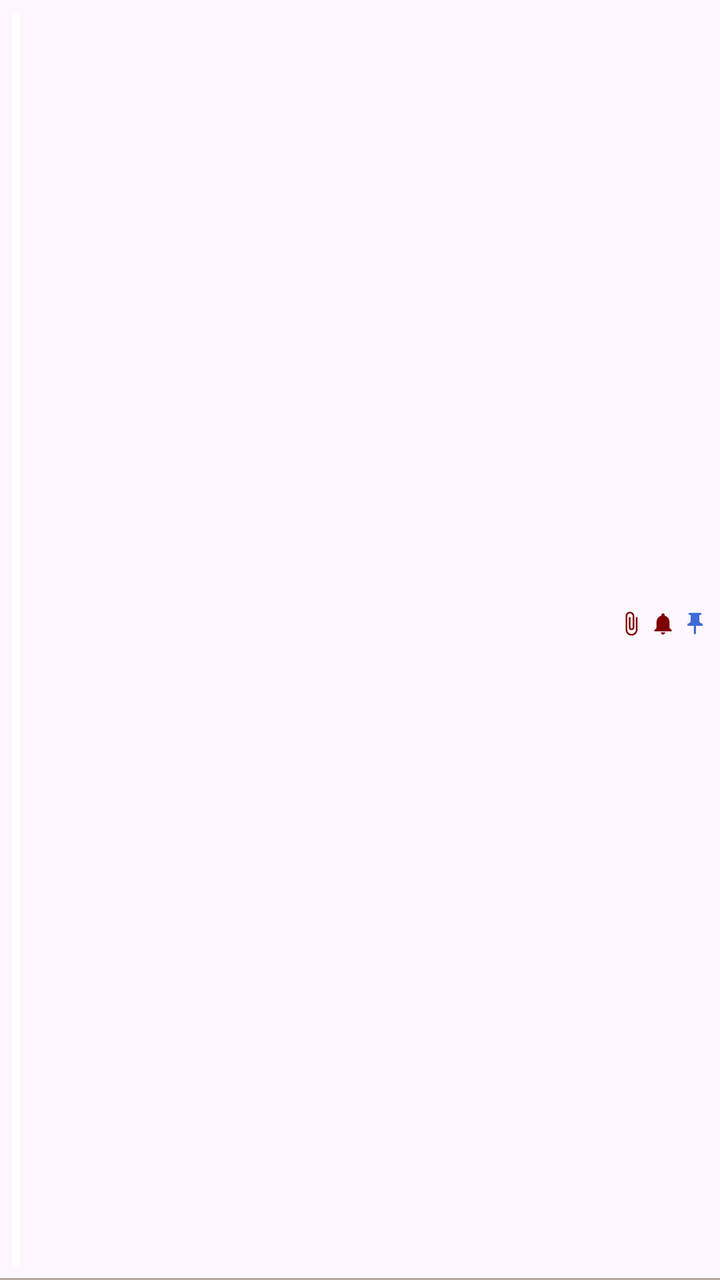
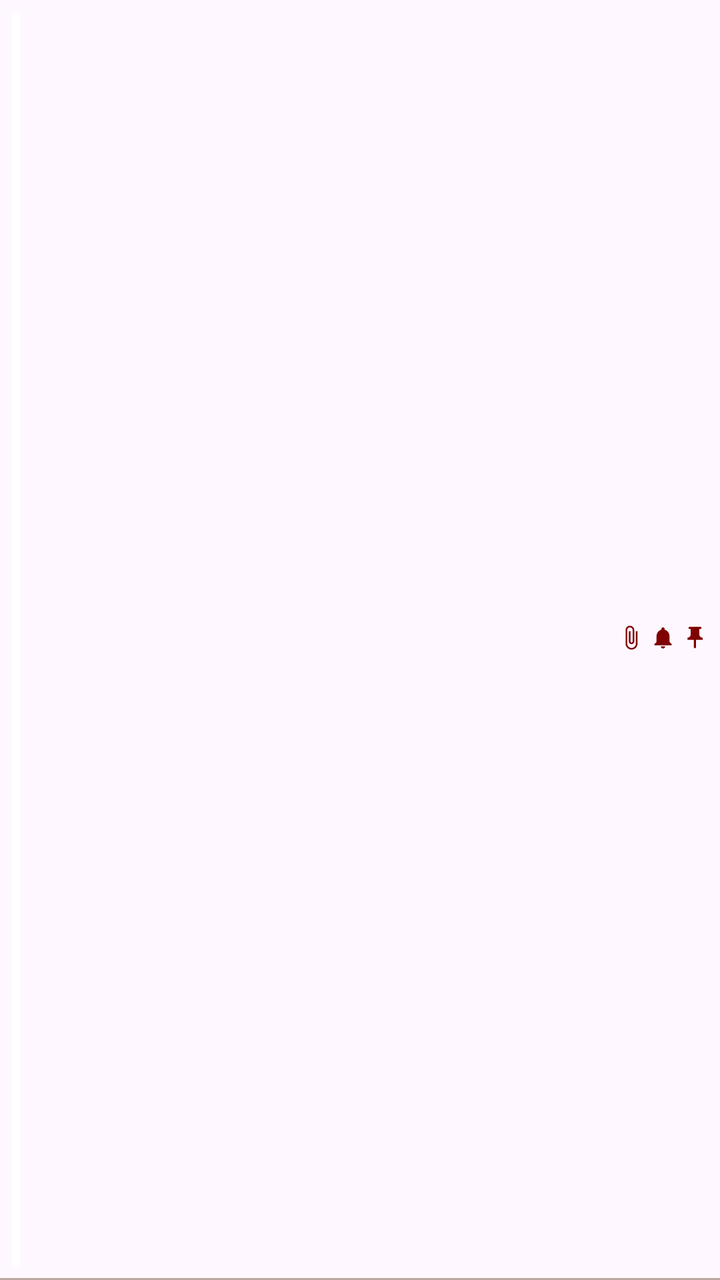

An Android layout rendered at two revisions. The XML below is the earlier revision; the diff shows what the commit changed to produce the second picture.
<!-- AndroidManifest.xml: application theme Theme.JoshNotes -->
<!-- res/layout/widget_item_os.xml -->
<?xml version="1.0" encoding="utf-8"?>
<LinearLayout xmlns:android="http://schemas.android.com/apk/res/android"
    android:id="@+id/widget_item"
    android:layout_width="match_parent"
    android:layout_height="wrap_content"
    android:background="@drawable/os_chat_row"
    android:gravity="center_vertical"
    android:orientation="horizontal"
    android:padding="6dp">
    <ImageView
        android:id="@+id/widget_item_color"
        android:layout_width="4dp"
        android:layout_height="match_parent"
        android:layout_marginEnd="5dp"
        android:importantForAccessibility="no"
        android:scaleType="fitXY"
        android:src="@drawable/widget_strip" />
    <LinearLayout
        android:layout_width="0dp"
        android:layout_height="wrap_content"
        android:layout_weight="1"
        android:orientation="vertical">
        <LinearLayout
            android:layout_width="match_parent"
            android:layout_height="wrap_content"
            android:gravity="center_vertical"
            android:orientation="horizontal">
            <TextView
                android:id="@+id/widget_item_title"
                android:layout_width="0dp"
                android:layout_height="wrap_content"
                android:layout_weight="1"
                android:ellipsize="end"
                android:fontFamily="sans-serif-condensed"
                android:maxLines="1"
                android:textColor="@color/os_ink"
                android:textSize="14sp"
                android:textStyle="bold" />
            <ImageView android:id="@+id/widget_item_clip" android:layout_width="13dp" android:layout_height="13dp" android:layout_marginStart="3dp"
                android:importantForAccessibility="no" android:src="@drawable/ic_attach_widget_os" />
            <ImageView android:id="@+id/widget_item_bell" android:layout_width="13dp" android:layout_height="13dp" android:layout_marginStart="3dp"
                android:importantForAccessibility="no" android:src="@drawable/ic_bell_widget_os" />
            <ImageView android:id="@+id/widget_item_pin" android:layout_width="13dp" android:layout_height="13dp" android:layout_marginStart="3dp"
                android:importantForAccessibility="no" android:src="@drawable/ic_pin_small" />
        </LinearLayout>
        <TextView
            android:id="@+id/widget_item_body"
            android:layout_width="match_parent"
            android:layout_height="wrap_content"
            android:ellipsize="end"
            android:fontFamily="sans-serif-condensed"
            android:maxLines="2"
            android:textColor="@color/os_chat_blue"
            android:textSize="12sp" />
    </LinearLayout>
    <FrameLayout
        android:id="@+id/widget_item_hitsplat"
        android:layout_width="28dp"
        android:layout_height="28dp"
        android:layout_marginStart="4dp"
        android:background="@drawable/os_hitsplat"
        android:visibility="gone">
        <TextView
            android:id="@+id/widget_item_hitsplat_text"
            android:layout_width="match_parent"
            android:layout_height="match_parent"
            android:gravity="center"
            android:shadowColor="#FF000000"
            android:shadowDx="1.5"
            android:shadowDy="1.5"
            android:shadowRadius="0.01"
            android:textColor="#FFFFFFFF"
            android:textSize="11sp"
            android:textStyle="bold" />
    </FrameLayout>
</LinearLayout>
<!-- resources referenced by this layout -->
<resources>
  <color name="os_chat_blue">#0000FF</color>
  <color name="os_ink">#000000</color>
  <!-- drawable ic_attach_widget_os (drawable) -->
  <vector xmlns:android="http://schemas.android.com/apk/res/android" android:width="24dp" android:height="24dp" android:viewportWidth="24" android:viewportHeight="24">
      <path android:fillColor="@color/os_chat_red" android:pathData="M16.5,6v11.5c0,2.21 -1.79,4 -4,4s-4,-1.79 -4,-4V5c0,-1.38 1.12,-2.5 2.5,-2.5s2.5,1.12 2.5,2.5v10.5c0,0.55 -0.45,1 -1,1s-1,-0.45 -1,-1V6H10v9.5c0,1.38 1.12,2.5 2.5,2.5s2.5,-1.12 2.5,-2.5V5c0,-2.21 -1.79,-4 -4,-4S7,2.79 7,5v12.5c0,3.04 2.46,5.5 5.5,5.5s5.5,-2.46 5.5,-5.5V6h-1.5z"/>
  </vector>
  <!-- drawable ic_bell_widget_os (drawable) -->
  <vector xmlns:android="http://schemas.android.com/apk/res/android" android:width="16dp" android:height="16dp" android:viewportWidth="24" android:viewportHeight="24">
      <path android:fillColor="@color/os_chat_red" android:pathData="M12,22c1.1,0 2,-0.9 2,-2h-4c0,1.1 0.89,2 2,2zM18,16v-5c0,-3.07 -1.64,-5.64 -4.5,-6.32V4c0,-0.83 -0.67,-1.5 -1.5,-1.5s-1.5,0.67 -1.5,1.5v0.68C7.63,5.36 6,7.92 6,11v5l-2,2v1h16v-1l-2,-2z"/>
  </vector>
  <!-- drawable ic_pin_small (drawable) -->
  <vector xmlns:android="http://schemas.android.com/apk/res/android" android:width="16dp" android:height="16dp" android:viewportWidth="24" android:viewportHeight="24">
      <path android:fillColor="@color/widget_accent" android:pathData="M16,9V4h1c0.55,0 1,-0.45 1,-1s-0.45,-1 -1,-1H7C6.45,2 6,2.45 6,3s0.45,1 1,1h1v5c0,1.66 -1.34,3 -3,3v2h5.97v7l1,1l1,-1v-7H19v-2C17.34,12 16,10.66 16,9z"/>
  </vector>
  <!-- drawable os_chat_row (drawable) -->
  <?xml version="1.0" encoding="utf-8"?>
  <selector xmlns:android="http://schemas.android.com/apk/res/android">
      <item android:state_pressed="true"><shape><solid android:color="#33000000" /></shape></item>
      <item><layer-list>
          <item><shape><solid android:color="#00000000" /></shape></item>
          <item android:gravity="bottom" android:height="1dp"><shape><solid android:color="#6B5A3C1E" /></shape></item>
      </layer-list></item>
  </selector>
  <!-- drawable os_hitsplat (drawable) -->
  <?xml version="1.0" encoding="utf-8"?>
  <vector xmlns:android="http://schemas.android.com/apk/res/android" android:width="30dp" android:height="30dp" android:viewportWidth="24" android:viewportHeight="24">
      <path android:fillColor="#FFB3120E" android:strokeColor="#FF000000" android:strokeWidth="1.2" android:pathData="M12.00,1.06 L15.31,4.01 L19.83,4.17 L20.04,8.67 L23.33,12.00 L19.54,15.12 L19.58,19.58 L15.42,20.26 L12.00,22.96 L8.81,19.70 L3.73,20.27 L4.08,15.28 L0.46,12.00 L4.08,8.72 L3.98,3.98 L8.84,4.38 Z" />
      <path android:fillColor="#40FFFFFF" android:pathData="M8,7 L12,5 L13,8 L9,10 Z" />
  </vector>
  <!-- drawable widget_strip (drawable) -->
  <?xml version="1.0" encoding="utf-8"?>
  <shape xmlns:android="http://schemas.android.com/apk/res/android" android:shape="rectangle">
      <solid android:color="#FFFFFFFF" />
      <corners android:radius="3dp" />
  </shape>
  <style name="Theme.JoshNotes" parent="Theme.Material3.DayNight.NoActionBar">
          <item name="colorPrimary">@color/seed</item>
          <item name="osContentOverlay">@style/ThemeOverlay.JoshNotes.None</item>
      </style>
  <color name="os_chat_red">#7F0000</color>
  <color name="widget_accent">#3F6AD8</color>
  <color name="seed">#3F6AD8</color>
  <style name="ThemeOverlay.JoshNotes.None" parent="" />
</resources>

<!-- the commit's change to res/layout/widget_item_os.xml (unified diff, before → after) -->
@@ -25,33 +25,27 @@
             android:layout_height="wrap_content"
             android:gravity="center_vertical"
             android:orientation="horizontal">
-            <TextView
-                android:id="@+id/widget_item_title"
+            <ImageView
+                android:id="@+id/widget_item_title_img"
                 android:layout_width="0dp"
                 android:layout_height="wrap_content"
                 android:layout_weight="1"
-                android:ellipsize="end"
-                android:fontFamily="sans-serif-condensed"
-                android:maxLines="1"
-                android:textColor="@color/os_ink"
-                android:textSize="14sp"
-                android:textStyle="bold" />
+                android:importantForAccessibility="no"
+                android:scaleType="fitStart" />
             <ImageView android:id="@+id/widget_item_clip" android:layout_width="13dp" android:layout_height="13dp" android:layout_marginStart="3dp"
                 android:importantForAccessibility="no" android:src="@drawable/ic_attach_widget_os" />
             <ImageView android:id="@+id/widget_item_bell" android:layout_width="13dp" android:layout_height="13dp" android:layout_marginStart="3dp"
                 android:importantForAccessibility="no" android:src="@drawable/ic_bell_widget_os" />
             <ImageView android:id="@+id/widget_item_pin" android:layout_width="13dp" android:layout_height="13dp" android:layout_marginStart="3dp"
-                android:importantForAccessibility="no" android:src="@drawable/ic_pin_small" />
+                android:importantForAccessibility="no" android:src="@drawable/ic_pin_small_os" />
         </LinearLayout>
-        <TextView
-            android:id="@+id/widget_item_body"
+        <ImageView
+            android:id="@+id/widget_item_body_img"
             android:layout_width="match_parent"
             android:layout_height="wrap_content"
-            android:ellipsize="end"
-            android:fontFamily="sans-serif-condensed"
-            android:maxLines="2"
-            android:textColor="@color/os_chat_blue"
-            android:textSize="12sp" />
+            android:layout_marginTop="2dp"
+            android:importantForAccessibility="no"
+            android:scaleType="fitStart" />
     </LinearLayout>
     <FrameLayout
         android:id="@+id/widget_item_hitsplat"
<!-- resource entries referenced after the edit -->
@@ -1,7 +1,5 @@
 <!-- resources referenced by this layout -->
 <resources>
-  <color name="os_chat_blue">#0000FF</color>
-  <color name="os_ink">#000000</color>
   <!-- drawable ic_attach_widget_os (drawable) -->
   <vector xmlns:android="http://schemas.android.com/apk/res/android" android:width="24dp" android:height="24dp" android:viewportWidth="24" android:viewportHeight="24">
       <path android:fillColor="@color/os_chat_red" android:pathData="M16.5,6v11.5c0,2.21 -1.79,4 -4,4s-4,-1.79 -4,-4V5c0,-1.38 1.12,-2.5 2.5,-2.5s2.5,1.12 2.5,2.5v10.5c0,0.55 -0.45,1 -1,1s-1,-0.45 -1,-1V6H10v9.5c0,1.38 1.12,2.5 2.5,2.5s2.5,-1.12 2.5,-2.5V5c0,-2.21 -1.79,-4 -4,-4S7,2.79 7,5v12.5c0,3.04 2.46,5.5 5.5,5.5s5.5,-2.46 5.5,-5.5V6h-1.5z"/>
@@ -10,9 +8,9 @@
   <vector xmlns:android="http://schemas.android.com/apk/res/android" android:width="16dp" android:height="16dp" android:viewportWidth="24" android:viewportHeight="24">
       <path android:fillColor="@color/os_chat_red" android:pathData="M12,22c1.1,0 2,-0.9 2,-2h-4c0,1.1 0.89,2 2,2zM18,16v-5c0,-3.07 -1.64,-5.64 -4.5,-6.32V4c0,-0.83 -0.67,-1.5 -1.5,-1.5s-1.5,0.67 -1.5,1.5v0.68C7.63,5.36 6,7.92 6,11v5l-2,2v1h16v-1l-2,-2z"/>
   </vector>
-  <!-- drawable ic_pin_small (drawable) -->
+  <!-- drawable ic_pin_small_os (drawable) -->
   <vector xmlns:android="http://schemas.android.com/apk/res/android" android:width="16dp" android:height="16dp" android:viewportWidth="24" android:viewportHeight="24">
-      <path android:fillColor="@color/widget_accent" android:pathData="M16,9V4h1c0.55,0 1,-0.45 1,-1s-0.45,-1 -1,-1H7C6.45,2 6,2.45 6,3s0.45,1 1,1h1v5c0,1.66 -1.34,3 -3,3v2h5.97v7l1,1l1,-1v-7H19v-2C17.34,12 16,10.66 16,9z"/>
+      <path android:fillColor="@color/os_chat_red" android:pathData="M16,9V4h1c0.55,0 1,-0.45 1,-1s-0.45,-1 -1,-1H7C6.45,2 6,2.45 6,3s0.45,1 1,1h1v5c0,1.66 -1.34,3 -3,3v2h5.97v7l1,1l1,-1v-7H19v-2C17.34,12 16,10.66 16,9z"/>
   </vector>
   <!-- drawable os_chat_row (drawable) -->
   <?xml version="1.0" encoding="utf-8"?>
@@ -40,7 +38,6 @@
           <item name="osContentOverlay">@style/ThemeOverlay.JoshNotes.None</item>
       </style>
   <color name="os_chat_red">#7F0000</color>
-  <color name="widget_accent">#3F6AD8</color>
   <color name="seed">#3F6AD8</color>
   <style name="ThemeOverlay.JoshNotes.None" parent="" />
 </resources>
